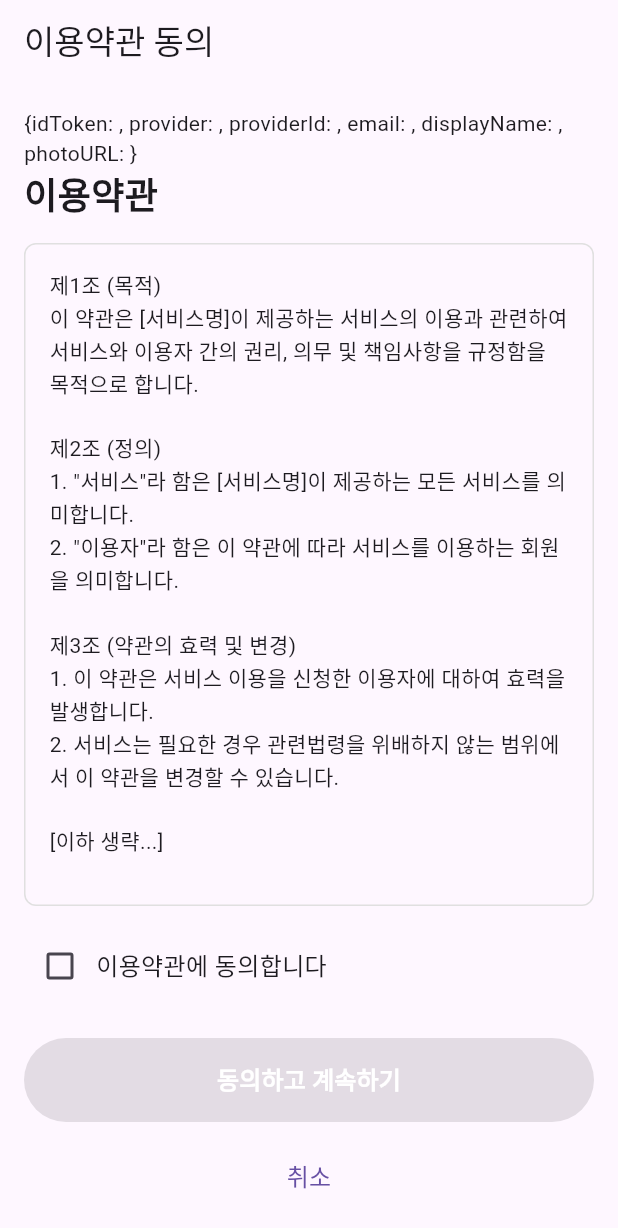
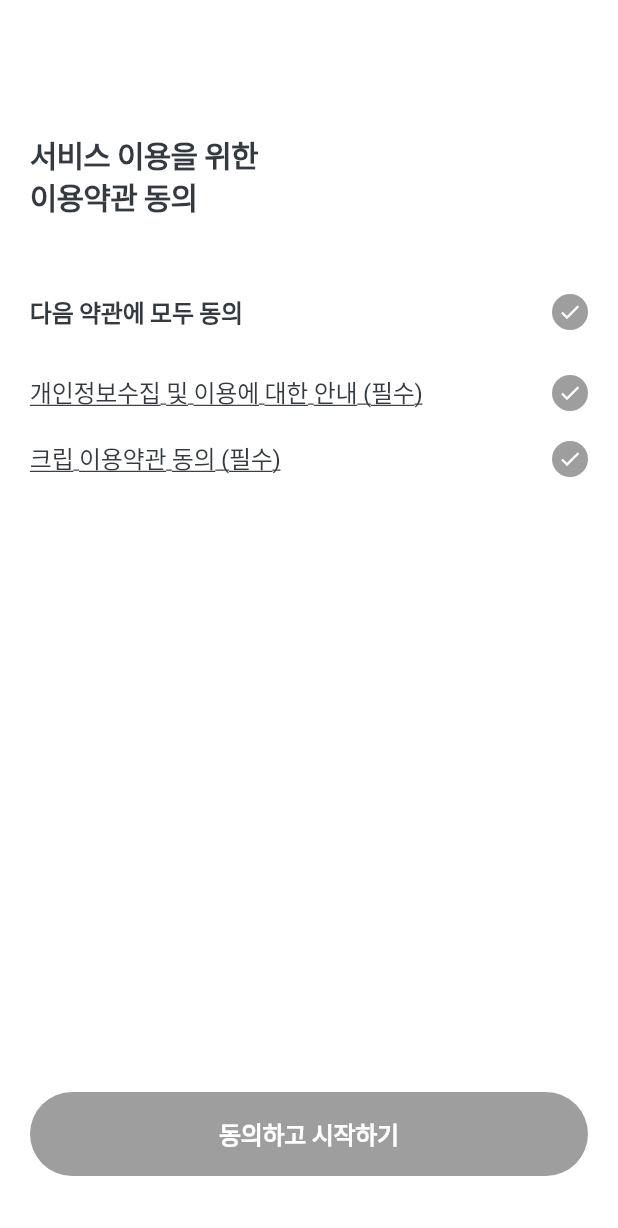
Before and after one commit to 812jay/creet, a Flutter app: the TermsOfServiceView screen opened directly with empty values, on a phone screen of 412 x 824 dp. Shown: the top 1228 px of the screen. Run offline on Flutter 3.47's test engine with Material 3 defaults, Android fonts, the phone set to English and light mode, and no system bars; our stand-ins replace dio, flutter_dotenv, flutter_riverpod, flutter_svg, freezed_annotation, get_it and 6 more; missing offline and left inert: flutter_flavor; accounts and stored records are empty; generated files the repository leaves out were written again; statements that could not run were skipped.

Commit message:
[FEAT]이용약관 페이지 추가

```diff
--- a/lib/lib/data/datasources/auth/auth_credential_entity.dart
+++ b/lib/lib/data/datasources/auth/auth_credential_entity.dart
@@ -7,12 +7,12 @@ part 'auth_credential_entity.g.dart';
 @freezed
 class AuthCredentialEntity with _$AuthCredentialEntity {
   const factory AuthCredentialEntity({
-    required String idToken,
-    required String provider,
-    required String providerId,
-    String? email,
-    String? displayName,
-    String? photoURL,
+    @JsonKey(name: 'id_token') required String idToken,
+    @JsonKey(name: 'provider') required String provider,
+    @JsonKey(name: 'provider_id') required String providerId,
+    @JsonKey(name: 'email') String? email,
+    @JsonKey(name: 'display_name') String? displayName,
+    @JsonKey(name: 'photo_url') String? photoURL,
   }) = _AuthCredentialEntity;
 
   factory AuthCredentialEntity.fromJson(Map<String, dynamic> json) =>
--- a/lib/lib/presentation/views/terms_of_service_view.dart
+++ b/lib/lib/presentation/views/terms_of_service_view.dart
@@ -1,149 +1,216 @@
+import 'package:creet/lib/core/constants/app_colors.dart';
+import 'package:creet/lib/core/constants/app_typo.dart';
+import 'package:creet/lib/presentation/viewmodels/terms_of_service/terms_of_service_view_model.dart';
 import 'package:flutter/material.dart';
 import 'package:flutter_riverpod/flutter_riverpod.dart';
 import 'package:creet/lib/domain/dto/auth/auth_credential_dto.dart';
 
-class TermsOfServiceView extends ConsumerStatefulWidget {
+class TermsOfServiceView extends StatelessWidget {
+  const TermsOfServiceView({super.key, required this.credential});
   final AuthCredentialDto credential;
-
-  const TermsOfServiceView({super.key, required this.credential});
-
-  @override
-  ConsumerState<TermsOfServiceView> createState() => _TermsOfServiceViewState();
-}
-
-class _TermsOfServiceViewState extends ConsumerState<TermsOfServiceView> {
-  bool _isAgreed = false;
-  bool _isLoading = false;
 
   @override
   Widget build(BuildContext context) {
     return Scaffold(
-      appBar: AppBar(
-        title: const Text('이용약관 동의'),
-        automaticallyImplyLeading: false, // 뒤로가기 버튼 숨기기
-      ),
+      backgroundColor: Colors.white,
       body: Padding(
-        padding: const EdgeInsets.all(16.0),
+        padding: const EdgeInsets.all(20.0),
         child: Column(
           crossAxisAlignment: CrossAxisAlignment.stretch,
           children: [
-            Text(widget.credential.toJson().toString()),
-            const Text(
-              '이용약관',
-              style: TextStyle(fontSize: 24, fontWeight: FontWeight.bold),
-            ),
-            const SizedBox(height: 16),
-            Expanded(
-              child: Container(
-                padding: const EdgeInsets.all(16),
-                decoration: BoxDecoration(
-                  border: Border.all(color: Colors.grey.shade300),
-                  borderRadius: BorderRadius.circular(8),
-                ),
-                child: const SingleChildScrollView(
-                  child: Text('''
-제1조 (목적)
-이 약관은 [서비스명]이 제공하는 서비스의 이용과 관련하여 서비스와 이용자 간의 권리, 의무 및 책임사항을 규정함을 목적으로 합니다.
-
-제2조 (정의)
-1. "서비스"라 함은 [서비스명]이 제공하는 모든 서비스를 의미합니다.
-2. "이용자"라 함은 이 약관에 따라 서비스를 이용하는 회원을 의미합니다.
-
-제3조 (약관의 효력 및 변경)
-1. 이 약관은 서비스 이용을 신청한 이용자에 대하여 효력을 발생합니다.
-2. 서비스는 필요한 경우 관련법령을 위배하지 않는 범위에서 이 약관을 변경할 수 있습니다.
-
-[이하 생략...]
-                    ''', style: TextStyle(fontSize: 14, height: 1.5)),
+            const SizedBox(height: 70),
+            const _HeaderSection(),
+            const SizedBox(height: 50),
+            const _AllAgreementSection(),
+            const SizedBox(height: 30),
+            const _PrivacyAgreementSection(),
+            const SizedBox(height: 20),
+            const _TermsAgreementSection(),
+            const Spacer(),
+            _SignUpButton(credential: credential),
+            const SizedBox(height: 20),
+          ],
         ),
       ),
-            ),
-            const SizedBox(height: 16),
-            Row(
+    );
+  }
+}
+
+class _HeaderSection extends StatelessWidget {
+  const _HeaderSection();
+
+  @override
+  Widget build(BuildContext context) {
+    return const Text('서비스 이용을 위한\n이용약관 동의', style: AppTypo.title1Bold);
+  }
+}
+
+class _AllAgreementSection extends ConsumerWidget {
+  const _AllAgreementSection();
+
+  @override
+  Widget build(BuildContext context, WidgetRef ref) {
+    final state = ref.watch(termsOfServiceViewModelProvider);
+    final viewModel = ref.watch(termsOfServiceViewModelProvider.notifier);
+
+    return Row(
       children: [
-                Checkbox(
-                  value: _isAgreed,
-                  onChanged: (value) {
-                    setState(() {
-                      _isAgreed = value ?? false;
-                    });
-                  },
-                ),
-                const Expanded(
-                  child: Text('이용약관에 동의합니다', style: TextStyle(fontSize: 16)),
+        Text('다음 약관에 모두 동의', style: AppTypo.body1Bold),
+        const Spacer(),
+        _AgreementCheckbox(
+          isChecked: state.isAgreed,
+          onTap: () => viewModel.toggleAllAgreement(),
         ),
       ],
-            ),
-            const SizedBox(height: 24),
-            ElevatedButton(
-              onPressed: _isAgreed && !_isLoading ? _onAgree : null,
-              style: ElevatedButton.styleFrom(
-                padding: const EdgeInsets.symmetric(vertical: 16),
-                backgroundColor: _isAgreed ? Colors.blue : Colors.grey,
-              ),
-              child:
-                  _isLoading
-                      ? const SizedBox(
-                        height: 20,
-                        width: 20,
-                        child: CircularProgressIndicator(
-                          strokeWidth: 2,
-                          valueColor: AlwaysStoppedAnimation<Color>(
-                            Colors.white,
+    );
+  }
+}
+
+class _PrivacyAgreementSection extends ConsumerWidget {
+  const _PrivacyAgreementSection();
+
+  @override
+  Widget build(BuildContext context, WidgetRef ref) {
+    final state = ref.watch(termsOfServiceViewModelProvider);
+    final viewModel = ref.watch(termsOfServiceViewModelProvider.notifier);
+
+    return Row(
+      children: [
+        Expanded(
+          child: _AgreementText(
+            title: '개인정보수집 및 이용에 대한 안내',
+            isRequired: true,
+            onTap: () {},
           ),
         ),
-                      )
-                      : const Text(
-                        '동의하고 계속하기',
-                        style: TextStyle(
-                          fontSize: 16,
-                          fontWeight: FontWeight.bold,
-                          color: Colors.white,
+        const SizedBox(width: 10),
+        _AgreementCheckbox(
+          isChecked: state.privacyAgreed,
+          onTap: () => viewModel.togglePrivacyAgreement(),
+        ),
+      ],
+    );
+  }
+}
+
+class _TermsAgreementSection extends ConsumerWidget {
+  const _TermsAgreementSection();
+
+  @override
+  Widget build(BuildContext context, WidgetRef ref) {
+    final state = ref.watch(termsOfServiceViewModelProvider);
+    final viewModel = ref.watch(termsOfServiceViewModelProvider.notifier);
+
+    return Row(
+      children: [
+        Expanded(
+          child: _AgreementText(
+            title: '크립 이용약관 동의',
+            isRequired: true,
+            onTap: () {},
           ),
         ),
+        const SizedBox(width: 10),
+        _AgreementCheckbox(
+          isChecked: state.termsAgreed,
+          onTap: () => viewModel.toggleTermsAgreement(),
         ),
-            const SizedBox(height: 12),
-            TextButton(
-              onPressed: _isLoading ? null : _onCancel,
-              child: const Text('취소', style: TextStyle(fontSize: 16)),
+      ],
+    );
+  }
+}
+
+class _AgreementText extends StatelessWidget {
+  const _AgreementText({
+    required this.title,
+    required this.isRequired,
+    required this.onTap,
+  });
+
+  final String title;
+  final bool isRequired;
+  final VoidCallback onTap;
+
+  @override
+  Widget build(BuildContext context) {
+    return GestureDetector(
+      onTap: onTap,
+      child: RichText(
+        text: TextSpan(
+          text: title,
+          style: AppTypo.body1Regular.copyWith(
+            decoration: TextDecoration.underline,
+          ),
+          children: [
+            TextSpan(
+              text: isRequired ? ' (필수)' : '',
+              style: AppTypo.body1Regular,
             ),
           ],
         ),
       ),
     );
   }
+}
 
-  void _onAgree() async {
-    setState(() {
-      _isLoading = true;
-    });
+class _AgreementCheckbox extends StatelessWidget {
+  const _AgreementCheckbox({this.onTap, required this.isChecked});
 
-    try {
-      // TODO: Supabase 가입 로직 호출
-      // final useCase = serviceLocator.get<SignUpWithSupabaseUseCase>();
-      // final user = await useCase(widget.credential);
+  final bool isChecked;
+  final VoidCallback? onTap;
 
-      // 가입 성공 시 메인 화면으로 이동
-      if (mounted) {
-        Navigator.of(context).pushReplacementNamed('/main');
-      }
-    } catch (e) {
-      if (mounted) {
-        ScaffoldMessenger.of(
-          context,
-        ).showSnackBar(SnackBar(content: Text('가입 중 오류가 발생했습니다: $e')));
-      }
-    } finally {
-      if (mounted) {
-        setState(() {
-          _isLoading = false;
-        });
-      }
+  @override
+  Widget build(BuildContext context) {
+    return GestureDetector(
+      onTap: onTap,
+      child: Container(
+        width: 24,
+        height: 24,
+        decoration: BoxDecoration(
+          color: isChecked ? AppColors.primary : Colors.grey,
+          borderRadius: BorderRadius.circular(12),
+        ),
+        child: const Icon(Icons.check, color: Colors.white, size: 16),
+      ),
+    );
   }
 }
 
-  void _onCancel() {
-    // 로그인 화면으로 돌아가기
-    Navigator.of(context).pop();
+class _SignUpButton extends ConsumerWidget {
+  const _SignUpButton({required this.credential});
+
+  final AuthCredentialDto credential;
+
+  @override
+  Widget build(BuildContext context, WidgetRef ref) {
+    final state = ref.watch(termsOfServiceViewModelProvider);
+
+    return SizedBox(
+      width: double.infinity,
+      height: 56,
+      child: ElevatedButton(
+        onPressed: () {},
+        style: ElevatedButton.styleFrom(
+          backgroundColor: state.isAgreed ? AppColors.primary : Colors.grey,
+          shadowColor: Colors.transparent,
+          shape: RoundedRectangleBorder(
+            borderRadius: BorderRadius.circular(28),
+          ),
+        ),
+        child: _ButtonText(),
+      ),
+    );
   }
 }
+
+class _ButtonText extends StatelessWidget {
+  const _ButtonText();
+
+  @override
+  Widget build(BuildContext context) {
+    return Text(
+      '동의하고 시작하기',
+      style: AppTypo.body1Bold.copyWith(color: Colors.white),
+    );
+  }
+}
```
Also changed, not shown: lib/lib/core/router/app_router.dart (+32 -2 lines), lib/lib/data/datasources/user/user_entity.dart (+8 -8 lines), lib/lib/presentation/viewmodels/terms_of_service/terms_of_service_view_model.dart (added, +66 -0 lines), lib/lib/data/datasources/auth/auth_credential_entity.freezed.dart, lib/lib/data/datasources/auth/auth_credential_entity.g.dart, lib/lib/data/datasources/user/user_entity.freezed.dart, lib/lib/data/datasources/user/user_entity.g.dart, lib/lib/presentation/viewmodels/terms_of_service/terms_of_service_view_model.g.dart. Lines whose indentation alone changed are shown as unchanged.
